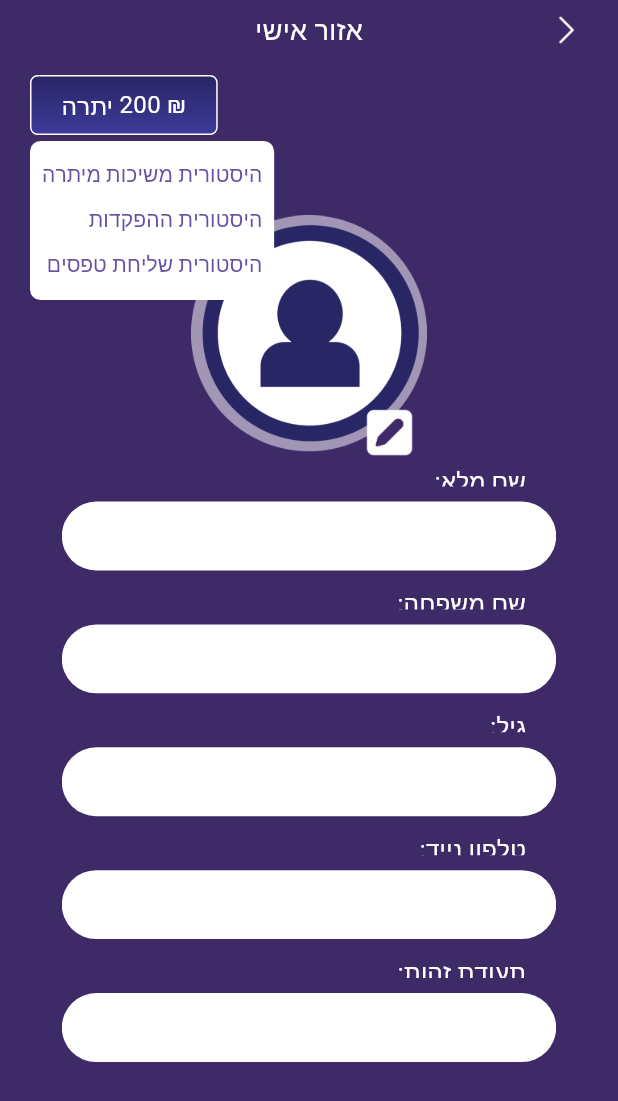
After one commit to NotEfraim/lottonet, a Flutter app: the PersonalData screen opened by its route, after a tap on an icon or button, on a phone screen of 412 x 824 dp. The commit adds this screen. Shown: the top 1101 px of the screen. Run offline on Flutter 3.47's test engine with Material 3 defaults, Android fonts, the phone set to English and light mode, and no system bars; our stand-ins replace dio, flutter_bloc, fluttertoast, loading_animation_widget, retrofit, shared_preferences; accounts and stored records are empty; generated files the repository leaves out were written again; network calls fail.

Commit message:
Added Personal Data

```diff
--- a/lib/main.dart
+++ b/lib/main.dart
@@ -18,6 +18,7 @@ import 'package:lottonet/screens/loading_screen/loading_screen.dart';
 import 'package:lottonet/screens/login/login_layout.dart';
 import 'package:lottonet/screens/login/widget/with_otp/input_otp.dart';
 import 'package:lottonet/screens/main_screen/main_screen.dart';
+import 'package:lottonet/screens/profile_navigation/navs/personal_data.dart';
 import 'package:lottonet/screens/profile_navigation/profile_navigation.dart';
 import 'package:lottonet/screens/register/register_layout.dart';
 import 'package:lottonet/utils/routes.dart';
@@ -63,7 +64,8 @@ class MyApp extends StatelessWidget {
           Routes.register: (context) => const RegisterLayout(),
           Routes.mainScreen: (context) => const MainScreen(),
           Routes.inputOtp: (context) => const InputOtp(),
-          Routes.profileNavigation: (context) => const ProfileNavigation()
+          Routes.profileNavigation: (context) => const ProfileNavigation(),
+          Routes.personalData: (context) => const PersonalData()
         },
         builder: (context, child) {
           return Stack(
--- /dev/null
+++ b/lib/screens/profile_navigation/navs/personal_data.dart
@@ -0,0 +1,236 @@
+import 'package:flutter/material.dart';
+import 'package:lottonet/screens/login/widget/rounded_text_field.dart';
+import 'package:lottonet/screens/widget_utils/common_app_bar.dart';
+import 'package:lottonet/screens/widget_utils/widget_exrensions.dart';
+import 'package:lottonet/utils/constants.dart';
+import 'package:lottonet/utils/navigation_ext.dart';
+
+class PersonalData extends StatefulWidget {
+  const PersonalData({super.key});
+
+  @override
+  State createState() => _PersonalDataState();
+}
+
+class _PersonalDataState extends State<PersonalData> {
+  bool showDim = false;
+
+  Widget buildMenuItem(String text, Function() onClick) {
+    return SizedBox(
+      height: 30, // Set height of the TextButton
+      child: TextButton(
+        onPressed: () {
+          setState(() {
+            showDim = false;
+          });
+        },
+        style: TextButton.styleFrom(
+          padding: EdgeInsets.zero, // Remove any default padding
+        ),
+        child: Text(
+          text,
+          style: const TextStyle(fontSize: 14), // Optional: style for text
+        ),
+      ),
+    );
+  }
+
+  Widget buildInputFields(
+      {required Size baseSize,
+      required String label,
+      required bool isError,
+      required bool digitsOnly,
+      required String defaultValue}) {
+    return Column(
+      mainAxisSize: MainAxisSize.min,
+      children: [
+        Container(
+          height: 16,
+          padding: const EdgeInsets.only(right: 20),
+          width: double.infinity,
+          child: Text(
+            label,
+            textAlign: TextAlign.start,
+            style: const TextStyle(color: Colors.white, fontSize: 16),
+          ),
+        ),
+        SizedBox(
+          width: baseSize.width * .9,
+          height: baseSize.height * .08,
+          child: RoundedTextField(defaultValue, false, isError,
+              onTextChange: (s) {}, isDigitOnly: digitsOnly),
+        )
+      ],
+    );
+  }
+
+  Widget buildBalance(String balance) {
+    return Padding(
+        padding: const EdgeInsets.symmetric(horizontal: 20, vertical: 10),
+        child: Column(
+          mainAxisAlignment:
+              MainAxisAlignment.start, // Align children vertically at the start
+          crossAxisAlignment: CrossAxisAlignment
+              .end, // Align children horizontally at the start
+          children: [
+            GestureDetector(
+              onTap: () {
+                // Handle your tap action here
+                setState(() {
+                  showDim = !showDim;
+                });
+              },
+              child: Container(
+                height: 40,
+                decoration: BoxDecoration(
+                  borderRadius: BorderRadius.circular(5),
+                  gradient: const LinearGradient(
+                    begin: Alignment.topCenter,
+                    end: Alignment.bottomCenter,
+                    colors: [
+                      Color(0xFF282665),
+                      Color(0xff3D3A9A),
+                    ],
+                  ),
+                  border: Border.all(color: Colors.white, width: 1),
+                ),
+                child: Padding(
+                  padding: const EdgeInsets.symmetric(horizontal: 20),
+                  child: IntrinsicWidth(
+                    child: Center(
+                      child: Row(
+                        mainAxisSize: MainAxisSize.min, // Prevents extra space
+                        children: [
+                          Text(
+                            '₪ $balance ',
+                            style: const TextStyle(
+                              color: Colors.white,
+                              fontSize: 16,
+                            ),
+                          ),
+                          const Text(
+                            'יתרה',
+                            style: TextStyle(
+                              color: Colors.white,
+                              fontSize: 16,
+                            ),
+                          ),
+                        ],
+                      ),
+                    ),
+                  ),
+                ),
+              ),
+            ),
+            const SizedBox(height: 4),
+            if (showDim)
+              Container(
+                decoration: BoxDecoration(
+                  color: Colors.white,
+                  borderRadius: BorderRadius.circular(7),
+                ),
+                child: Padding(
+                  padding: const EdgeInsets.all(8),
+                  child: Column(
+                    crossAxisAlignment: CrossAxisAlignment
+                        .start, // Align text to the end (right)
+                    children: [
+                      buildMenuItem("היסטורית משיכות מיתרה", () {}),
+                      buildMenuItem("היסטורית ההפקדות", () {}),
+                      buildMenuItem("היסטורית שליחת טפסים", () {})
+                    ],
+                  ),
+                ),
+              ),
+          ],
+        ));
+  }
+
+  @override
+  Widget build(BuildContext context) {
+    final baseSize = MediaQuery.of(context).size;
+    return Scaffold(
+      backgroundColor: const Color.fromRGBO(36, 13, 83, 0.88),
+      appBar: PreferredSize(
+          preferredSize: const Size(40, 40),
+          child: CommonAppBar(
+            title: "אזור אישי",
+            backgroundColor: Colors.transparent,
+            rightIcon: IconButton(
+                onPressed: () {
+                  context.popBackStack();
+                },
+                icon: Image.asset(
+                  '${Constants.imagePath}/right_arrow.png',
+                )),
+          )),
+      body: Directionality(
+        textDirection: TextDirection.rtl,
+        child: Stack(
+          children: [
+            Center(
+              child: SizedBox(
+                width: baseSize.width * .8,
+                height: baseSize.height * .7,
+                child: SingleChildScrollView(
+                  child: Column(
+                    children: [
+                      Image.asset(
+                        '${Constants.imagePath}/profile_image.png',
+                        height: baseSize.width * .4,
+                        width: baseSize.width * .4,
+                      ),
+                      buildInputFields(
+                          baseSize: baseSize,
+                          label: 'שם מלא:',
+                          isError: false,
+                          digitsOnly: false,
+                          defaultValue: ''),
+                      buildInputFields(
+                          baseSize: baseSize,
+                          label: 'שם משפחה:',
+                          isError: false,
+                          digitsOnly: false,
+                          defaultValue: ''),
+                      buildInputFields(
+                          baseSize: baseSize,
+                          label: 'גיל:',
+                          isError: false,
+                          digitsOnly: false,
+                          defaultValue: ''),
+                      buildInputFields(
+                          baseSize: baseSize,
+                          label: 'טלפון נייד:',
+                          isError: false,
+                          digitsOnly: false,
+                          defaultValue: ''),
+                      buildInputFields(
+                          baseSize: baseSize,
+                          label: 'תעודת זהות:',
+                          isError: false,
+                          digitsOnly: false,
+                          defaultValue: ''),
+                      const SizedBox(
+                        height: 20,
+                      ),
+                      commonRoundedButton(
+                          width: baseSize.width * .4,
+                          backgroundColor: const Color(0xffC71D26),
+                          textColor: Colors.white,
+                          text: 'בצע תשלום',
+                          onClick: () {})
+                    ],
+                  ),
+                ),
+              ),
+            ),
+            Container(
+              alignment: Alignment.centerLeft,
+              child: buildBalance("200"),
+            )
+          ],
+        ),
+      ),
+    );
+  }
+}
--- a/lib/screens/profile_navigation/profile_navigation.dart
+++ b/lib/screens/profile_navigation/profile_navigation.dart
@@ -18,20 +18,21 @@ class ProfileNavigation extends StatelessWidget {
     context.pushRemoveAll(Routes.login);
   }
 
-  Widget buildNavigation(String text) {
+  Widget buildNavigation(String text, {Function()? onClick}) {
     return Padding(
       padding: const EdgeInsets.symmetric(vertical: 3),
+      child: GestureDetector(
+        onTap: () {
+          if (onClick != null) onClick();
+        },
         child: Column(
           children: [
             Row(
               children: [
-              IconButton(
-                onPressed: () {},
-                icon: Image.asset(
+                Image.asset(
                   '${Constants.imagePath}/left_arrow.png',
                   height: 35,
                   width: 25,
-                ),
                 ),
                 const Spacer(),
                 Text(
@@ -47,6 +48,7 @@ class ProfileNavigation extends StatelessWidget {
             )
           ],
         ),
+      ),
     );
   }
 
@@ -55,9 +57,9 @@ class ProfileNavigation extends StatelessWidget {
     final baseSize = MediaQuery.of(context).size;
     return Scaffold(
         backgroundColor: const Color.fromRGBO(36, 13, 83, 0.88),
-      body: Column(
-        children: [
-          CommonAppBar(
+        appBar: PreferredSize(
+            preferredSize: const Size(40, 40),
+            child: CommonAppBar(
               title: "אזור אישי",
               backgroundColor: Colors.transparent,
               rightIcon: IconButton(
@@ -69,14 +71,17 @@ class ProfileNavigation extends StatelessWidget {
                     height: 35,
                     width: 25,
                   )),
-          ),
-          SizedBox(
+            )),
+        body: Center(
+          child: SizedBox(
             width: baseSize.width * .9,
             height: baseSize.height * 0.7,
             child: SingleChildScrollView(
               child: Column(
                 children: [
-                  buildNavigation('נתונים אישיים'),
+                  buildNavigation('נתונים אישיים', onClick: () {
+                    context.navigate(Routes.personalData);
+                  }),
                   buildNavigation('אמצעי תשלום'),
                   buildNavigation('משיכת יתרה'),
                   buildNavigation('הפקדת כסף ליתרה'),
@@ -94,8 +99,6 @@ class ProfileNavigation extends StatelessWidget {
               ),
             ),
           ),
-        ],
-      ),
-    );
+        ));
   }
 }
--- a/lib/utils/routes.dart
+++ b/lib/utils/routes.dart
@@ -5,4 +5,5 @@ class Routes {
   static const String mainScreen = '/main';
   static const String inputOtp = '/input_otp';
   static const String profileNavigation = '/profile_navigation';
+  static const String personalData = '/personal_data';
 }
--- a/pubspec.yaml
+++ b/pubspec.yaml
@@ -85,6 +85,7 @@ flutter:
     - assets/images/wechat_logo.png
     - assets/images/right_arrow.png
     - assets/images/left_arrow.png
+    - assets/images/profile_image.png
 
   # An image asset can refer to one or more resolution-specific "variants", see
   # https://flutter.dev/assets-and-images/#resolution-aware
```
Also changed, not shown: assets/images/profile_image.png (added). Lines whose indentation alone changed are shown as unchanged.
